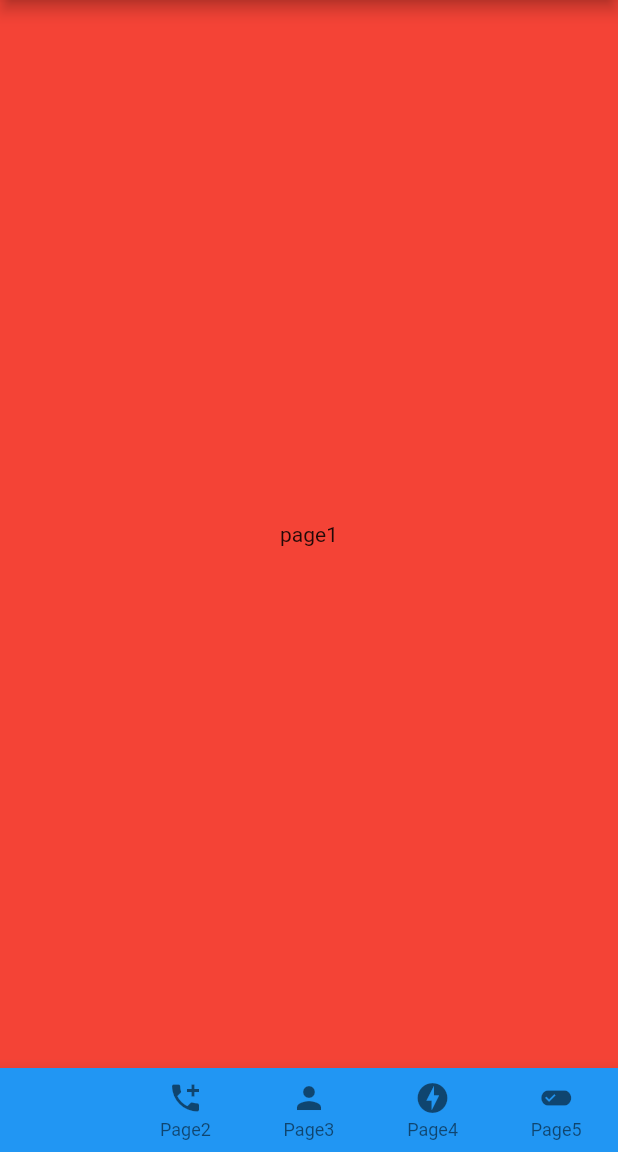
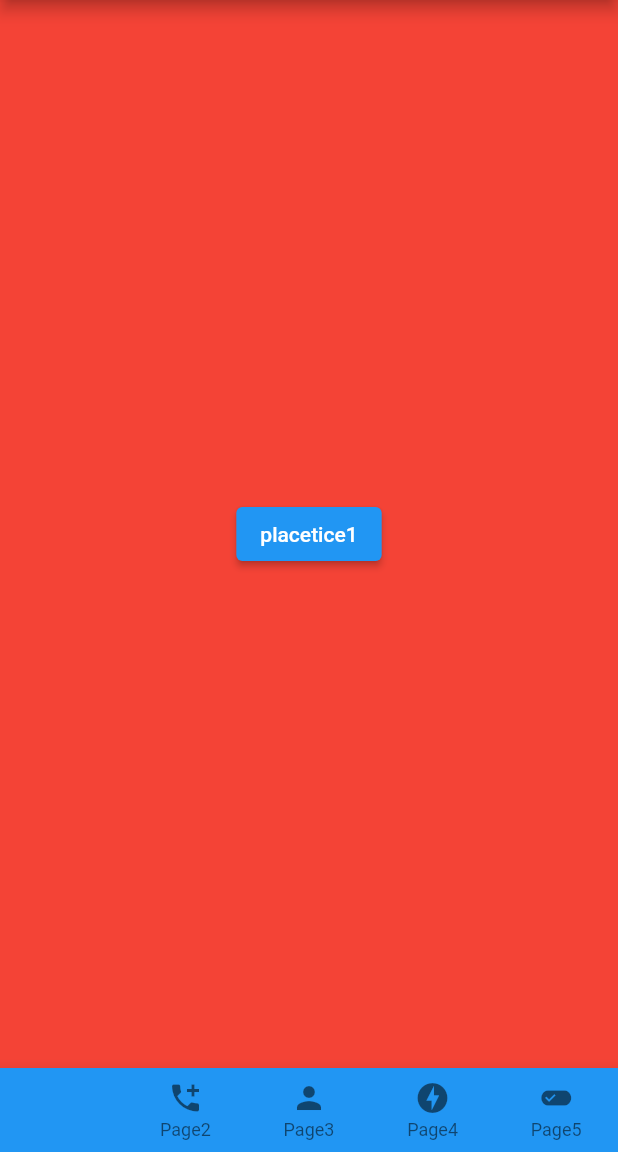
Before and after one commit to ramen2020/flutter_cheat, a Flutter app: the screen it shows after launch, on a phone screen of 412 x 824 dp, the part 84-1236 px from its top. Run offline on Flutter 3.47's test engine with Material 2 defaults, Android fonts, the phone set to English and light mode, and no system bars.

Commit message:
ボタン作成

```diff
--- a/lib/pages/page1_page.dart
+++ b/lib/pages/page1_page.dart
@@ -5,8 +5,15 @@ class Page1 extends StatelessWidget {
   Widget build(BuildContext context) {
     return Container(
       color: Colors.red,
-      child: Text('page1'),
       alignment: Alignment.center,
+      child: Center(
+        child: ElevatedButton(
+          child: Text('placetice1'),
+          onPressed: () {
+            //
+          },
+        ),
+      ),
     );
   }
 }
```
